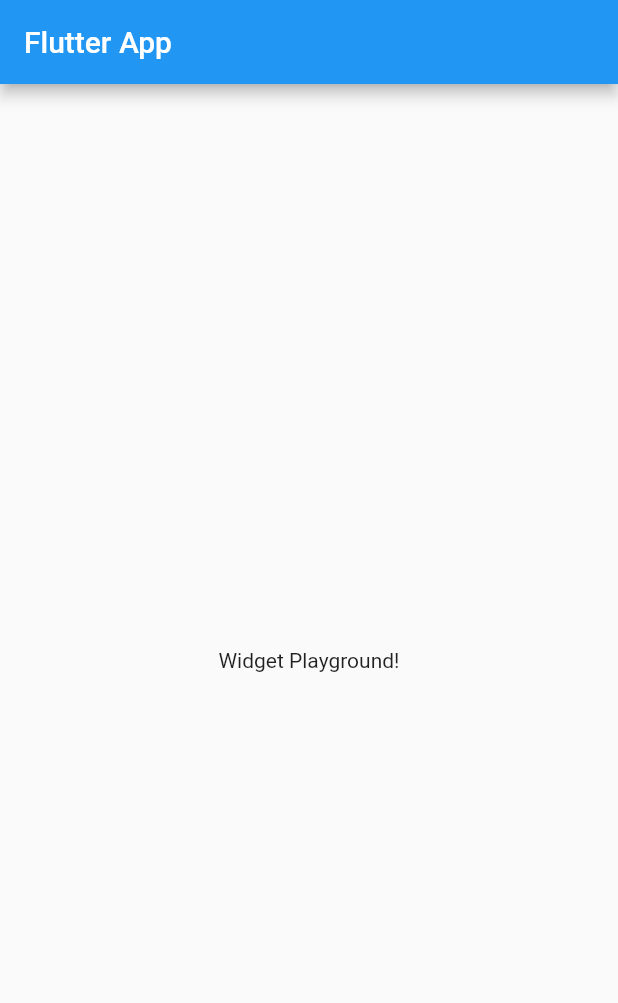
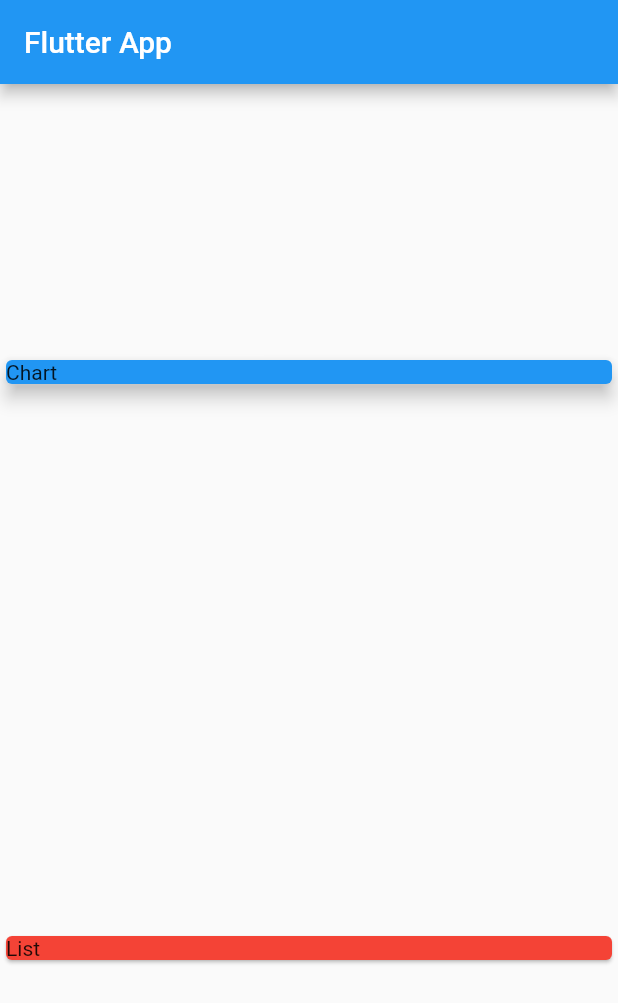
Before and after one commit to Trung-Hieu-Dev/flutter-crud-personal-expenses-app, a Flutter app: the screen it shows after launch, on a phone screen of 412 x 824 dp. Shown: the top 1003 px of the screen. Run offline on Flutter 3.47's test engine with Material 2 defaults, Android fonts, the light colour scheme and no system bars.

Commit message:
Column Alignment

```diff
--- a/lib/main.dart
+++ b/lib/main.dart
@@ -19,8 +19,23 @@
       appBar: AppBar(
         title: Text('Flutter App'),
       ),
-      body: Center(
-        child: Text('Widget Playground!'),
+      body: Column(
+        mainAxisAlignment: MainAxisAlignment.spaceAround,
+        crossAxisAlignment: CrossAxisAlignment.stretch,
+        children: <Widget>[
+          Container(
+            width: double.infinity,
+            child: Card(
+              color: Colors.blue,
+              elevation: 5,
+              child: Text('Chart'),
+            ),
+          ),
+          Card(
+            color: Colors.red,
+            child: Text('List'),
+          ),
+        ],
       ),
     );
   }
```
